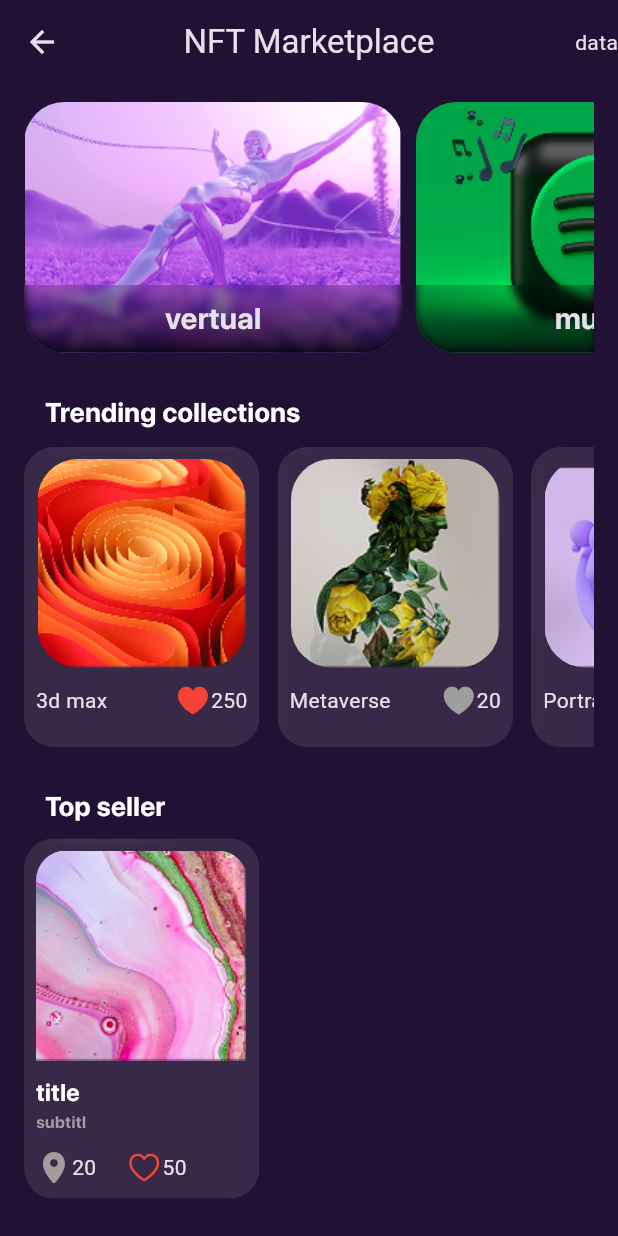
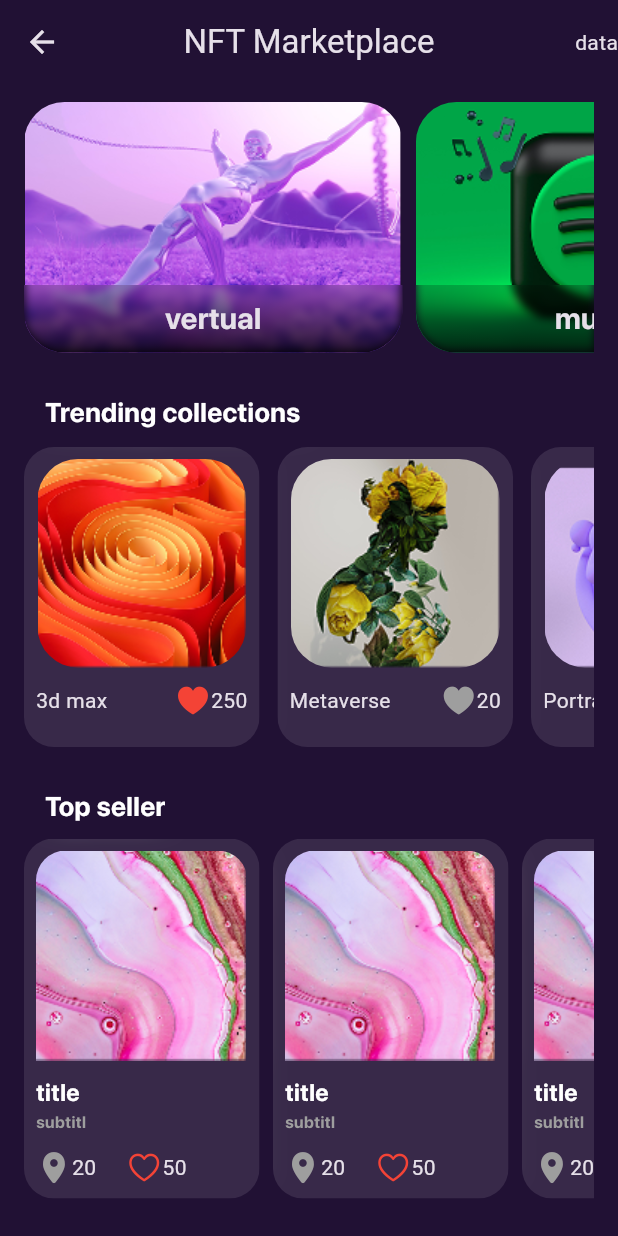
Before and after one commit to Snowden-AQ/mini_nft_maketlace2, a Flutter app: the HomePage screen opened by its route, on a phone screen of 412 x 824 dp. Run offline on Flutter 3.47's test engine with Material 3 defaults, Android fonts, the light colour scheme and no system bars.

Commit message:
'desin home page part 16 make  listView topseller

```diff
--- a/lib/features/home/screens/home_page.dart
+++ b/lib/features/home/screens/home_page.dart
@@ -70,9 +70,14 @@ class HomePage extends StatelessWidget {
             SizedBox(height: HeightValue.h27,),
             CustomSubTitle( title: StringManager.Top_seller,),
             SizedBox(height: 8,),
-            CustomCardTopseller(
+            SizedBox(height:HeightValue.h240 ,child:
+            ListView.separated(
+              scrollDirection: Axis.horizontal,
+                itemBuilder: (context, index) =>CustomCardTopseller(
               topSellerModil:TopSellerModel(AssetManager.topSeller2, "title", "subtitl", true, 20, 50) ,
             )
+                , separatorBuilder: (context, index) => SizedBox(width: 9,),
+                itemCount: 3),)
 
 
             //CustomCardCollactin(collectionMoudel: Constantes.collectionList[4],
```
